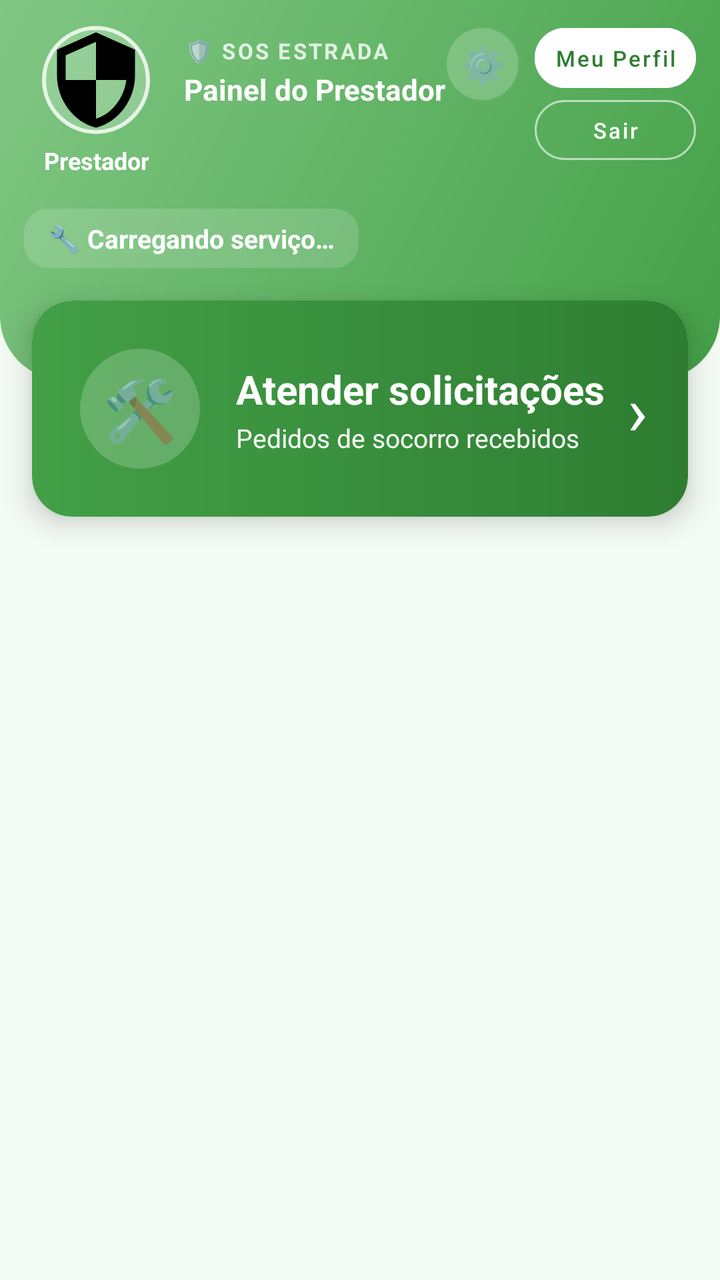
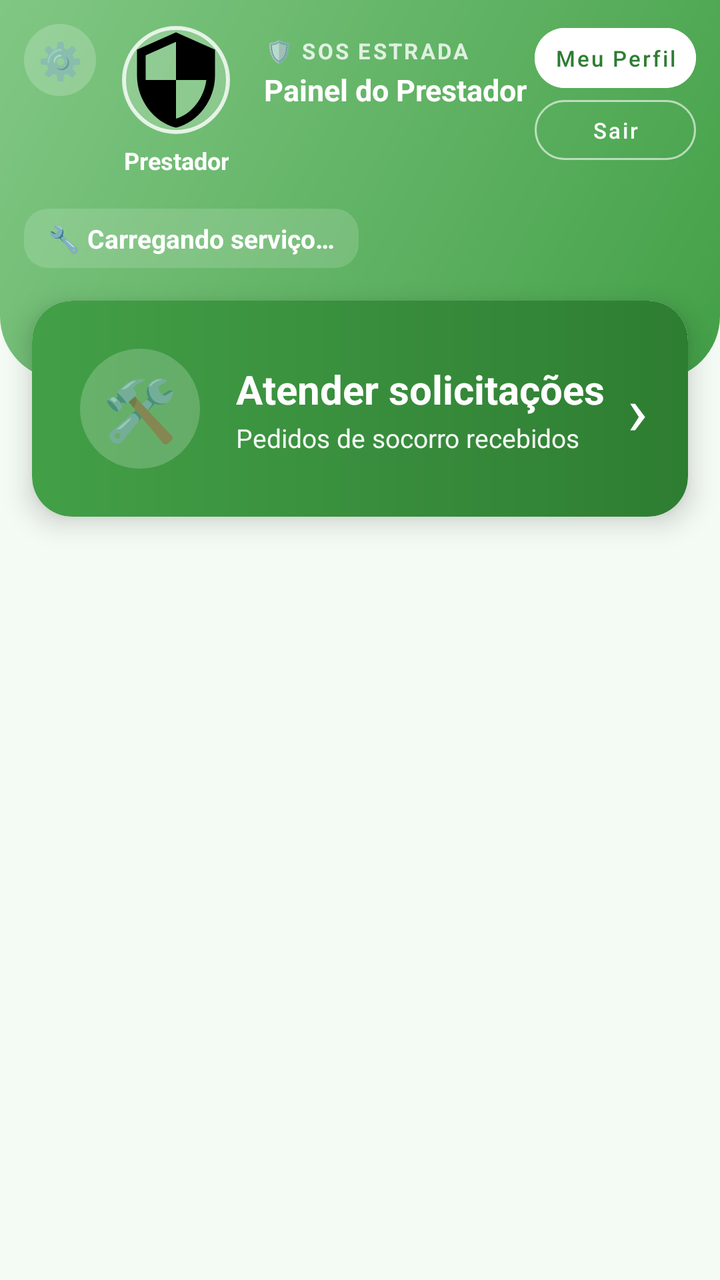

An Android layout rendered at two revisions. The XML below is the earlier revision; the diff shows what the commit changed to produce the second picture.
<!-- AndroidManifest.xml: application theme Theme.MaterialComponents.Light.NoActionBar -->
<!-- res/layout/activity_prestador_dashboard.xml -->
<?xml version="1.0" encoding="utf-8"?>
<ScrollView xmlns:android="http://schemas.android.com/apk/res/android"
    xmlns:app="http://schemas.android.com/apk/res-auto"
    xmlns:tools="http://schemas.android.com/tools"
    android:layout_width="match_parent"
    android:layout_height="match_parent"
    android:background="@color/prestador_fundo"
    android:fillViewport="true"
    android:fitsSystemWindows="true"
    tools:context=".PrestadorDashboardActivity">

    <LinearLayout
        android:layout_width="match_parent"
        android:layout_height="wrap_content"
        android:orientation="vertical">

        
        <LinearLayout
            android:layout_width="match_parent"
            android:layout_height="wrap_content"
            android:background="@drawable/bg_prestador_header"
            android:orientation="vertical"
            android:paddingStart="12dp"
            android:paddingTop="12dp"
            android:paddingEnd="12dp"
            android:paddingBottom="56dp">

            <LinearLayout
                android:layout_width="match_parent"
                android:layout_height="wrap_content"
                android:gravity="top"
                android:orientation="horizontal">

                
                <LinearLayout
                    android:layout_width="72dp"
                    android:layout_height="wrap_content"
                    android:gravity="center_horizontal"
                    android:orientation="vertical">

                    <com.google.android.material.imageview.ShapeableImageView
                        android:id="@+id/ivFotoPrestadorPainel"
                        android:layout_width="56dp"
                        android:layout_height="56dp"
                        android:background="#33FFFFFF"
                        android:padding="2dp"
                        android:scaleType="centerCrop"
                        android:src="@drawable/ic_admin"
                        app:shapeAppearanceOverlay="@style/AdminLogoCircular"
                        app:strokeColor="#CCFFFFFF"
                        app:strokeWidth="2dp" />

                    <TextView
                        android:id="@+id/tvNomePrestadorPainel"
                        android:layout_width="wrap_content"
                        android:layout_height="wrap_content"
                        android:layout_marginTop="4dp"
                        android:ellipsize="end"
                        android:gravity="center"
                        android:maxLines="1"
                        android:text="Prestador"
                        android:textColor="@android:color/white"
                        android:textSize="12sp"
                        android:textStyle="bold" />
                </LinearLayout>

                <LinearLayout
                    android:layout_width="0dp"
                    android:layout_height="wrap_content"
                    android:layout_marginStart="8dp"
                    android:layout_marginTop="6dp"
                    android:layout_weight="1"
                    android:orientation="vertical">

                    <TextView
                        android:layout_width="wrap_content"
                        android:layout_height="wrap_content"
                        android:letterSpacing="0.1"
                        android:text="🛡️ SOS ESTRADA"
                        android:textColor="#CCFFFFFF"
                        android:textSize="11sp"
                        android:textStyle="bold" />

                    <TextView
                        android:layout_width="match_parent"
                        android:layout_height="28dp"
                        android:layout_marginTop="2dp"
                        android:maxLines="1"
                        android:text="Painel do Prestador"
                        android:textColor="@android:color/white"
                        android:textStyle="bold"
                        app:autoSizeMaxTextSize="20sp"
                        app:autoSizeMinTextSize="13sp"
                        app:autoSizeTextType="uniform" />
                </LinearLayout>

                
                <TextView
                    android:id="@+id/btnConfiguracoesPrestador"
                    android:layout_width="36dp"
                    android:layout_height="36dp"
                    android:layout_marginTop="2dp"
                    android:layout_marginEnd="8dp"
                    android:background="@drawable/bg_admin_avatar"
                    android:backgroundTint="#33FFFFFF"
                    android:clickable="true"
                    android:contentDescription="Configurações"
                    android:focusable="true"
                    android:foreground="?attr/selectableItemBackgroundBorderless"
                    android:gravity="center"
                    android:text="⚙️"
                    android:textSize="18sp" />

                <LinearLayout
                    android:layout_width="wrap_content"
                    android:layout_height="wrap_content"
                    android:layout_marginTop="2dp"
                    android:orientation="vertical">

                    <com.google.android.material.button.MaterialButton
                        android:id="@+id/btnMeuPerfilPrestador"
                        style="@style/Widget.MaterialComponents.Button.UnelevatedButton"
                        android:layout_width="match_parent"
                        android:layout_height="30dp"
                        android:backgroundTint="@android:color/white"
                        android:insetTop="0dp"
                        android:insetBottom="0dp"
                        android:minWidth="0dp"
                        android:minHeight="0dp"
                        android:paddingStart="10dp"
                        android:paddingEnd="10dp"
                        android:text="Meu Perfil"
                        android:textAllCaps="false"
                        android:textColor="@color/prestador_verde_escuro"
                        android:textSize="11sp"
                        app:cornerRadius="15dp" />

                    <com.google.android.material.button.MaterialButton
                        android:id="@+id/btnVoltar"
                        style="@style/Widget.MaterialComponents.Button.OutlinedButton"
                        android:layout_width="match_parent"
                        android:layout_height="30dp"
                        android:layout_marginTop="6dp"
                        android:insetTop="0dp"
                        android:insetBottom="0dp"
                        android:minWidth="0dp"
                        android:minHeight="0dp"
                        android:paddingStart="10dp"
                        android:paddingEnd="10dp"
                        android:text="Sair"
                        android:textAllCaps="false"
                        android:textColor="@android:color/white"
                        android:textSize="11sp"
                        app:cornerRadius="15dp"
                        app:strokeColor="#99FFFFFF" />
                </LinearLayout>
            </LinearLayout>

            
            <TextView
                android:id="@+id/tvServicoPainel"
                android:layout_width="wrap_content"
                android:layout_height="wrap_content"
                android:layout_marginTop="16dp"
                android:background="@drawable/bg_admin_chip"
                android:backgroundTint="#26FFFFFF"
                android:paddingStart="12dp"
                android:paddingTop="6dp"
                android:paddingEnd="12dp"
                android:paddingBottom="6dp"
                android:text="🔧 Carregando serviço…"
                android:textColor="@android:color/white"
                android:textSize="13sp"
                android:textStyle="bold" />
        </LinearLayout>

        
        <com.google.android.material.card.MaterialCardView
            android:id="@+id/btnAtender"
            android:layout_width="match_parent"
            android:layout_height="wrap_content"
            android:layout_marginStart="16dp"
            android:layout_marginTop="-40dp"
            android:layout_marginEnd="16dp"
            android:clickable="true"
            android:focusable="true"
            app:cardCornerRadius="20dp"
            app:cardElevation="8dp">

            <LinearLayout
                android:layout_width="match_parent"
                android:layout_height="wrap_content"
                android:background="@drawable/bg_prestador_atender"
                android:gravity="center_vertical"
                android:orientation="horizontal"
                android:padding="20dp">

                
                <FrameLayout
                    android:layout_width="wrap_content"
                    android:layout_height="wrap_content">

                    <TextView
                        android:layout_width="60dp"
                        android:layout_height="60dp"
                        android:layout_margin="4dp"
                        android:background="@drawable/bg_admin_avatar"
                        android:backgroundTint="#33FFFFFF"
                        android:gravity="center"
                        android:text="🛠️"
                        android:textSize="30sp" />

                    <TextView
                        android:id="@+id/badgeAtender"
                        style="@style/BadgeNotificacao" />
                </FrameLayout>

                <LinearLayout
                    android:layout_width="0dp"
                    android:layout_height="wrap_content"
                    android:layout_marginStart="14dp"
                    android:layout_weight="1"
                    android:orientation="vertical">

                    <TextView
                        android:layout_width="wrap_content"
                        android:layout_height="wrap_content"
                        android:text="Atender solicitações"
                        android:textColor="@android:color/white"
                        android:textSize="20sp"
                        android:textStyle="bold" />

                    <TextView
                        android:layout_width="wrap_content"
                        android:layout_height="wrap_content"
                        android:layout_marginTop="2dp"
                        android:text="Pedidos de socorro recebidos"
                        android:textColor="#F2FFFFFF"
                        android:textSize="13sp" />
                </LinearLayout>

                <TextView
                    android:id="@+id/tvSetaAtender"
                    android:layout_width="wrap_content"
                    android:layout_height="wrap_content"
                    android:text="›"
                    android:textColor="@android:color/white"
                    android:textSize="34sp" />
            </LinearLayout>
        </com.google.android.material.card.MaterialCardView>

        
        <FrameLayout
            android:id="@+id/containerListaAtendimento"
            android:layout_width="match_parent"
            android:layout_height="wrap_content"
            android:paddingBottom="24dp"
            android:visibility="gone" />

    </LinearLayout>
</ScrollView>
<!-- resources referenced by this layout -->
<resources>
  <color name="prestador_fundo">#F4FAF4</color>
  <color name="prestador_verde_escuro">#2E7D32</color>
  <!-- drawable bg_admin_avatar (drawable) -->
  <?xml version="1.0" encoding="utf-8"?>
  <shape xmlns:android="http://schemas.android.com/apk/res/android" android:shape="oval">
      <solid android:color="#FFFFFF" />
  </shape>
  <!-- drawable bg_admin_chip (drawable) -->
  <?xml version="1.0" encoding="utf-8"?>
  <shape xmlns:android="http://schemas.android.com/apk/res/android" android:shape="rectangle">
      <solid android:color="#FFFFFF" />
      <corners android:radius="12dp" />
  </shape>
  <!-- drawable bg_prestador_atender (drawable) -->
  <?xml version="1.0" encoding="utf-8"?>
  <shape xmlns:android="http://schemas.android.com/apk/res/android" android:shape="rectangle">
      <gradient
          android:angle="0"
          android:startColor="@color/prestador_verde"
          android:endColor="@color/prestador_verde_escuro" />
      <corners android:radius="20dp" />
  </shape>
  <!-- drawable bg_prestador_header (drawable) -->
  <?xml version="1.0" encoding="utf-8"?>
  <shape xmlns:android="http://schemas.android.com/apk/res/android" android:shape="rectangle">
      <gradient
          android:angle="315"
          android:startColor="@color/prestador_verde_inicio"
          android:endColor="@color/prestador_verde" />
      <corners
          android:bottomLeftRadius="32dp"
          android:bottomRightRadius="32dp" />
  </shape>
  <!-- drawable ic_admin (drawable) -->
  <vector xmlns:android="http://schemas.android.com/apk/res/android"
      android:width="24dp"
      android:height="24dp"
      android:viewportWidth="24"
      android:viewportHeight="24">
      <path
          android:fillColor="#FF000000"
          android:pathData="M12,1L3,5v6c0,5.55 3.84,10.74 9,12 5.16,-1.26 9,-6.45 9,-12V5l-9,-4zM12,11.99h7c-0.53,4.12 -3.28,7.79 -7,8.94V12H5V6.3l7,-3.11v8.8z"/>
  </vector>
  <style name="AdminLogoCircular">
          <item name="cornerFamily">rounded</item>
          <item name="cornerSize">50%</item>
      </style>
  <style name="BadgeNotificacao">
          <item name="android:layout_width">wrap_content</item>
          <item name="android:layout_height">wrap_content</item>
          <item name="android:layout_gravity">top|end</item>
          <item name="android:minWidth">20dp</item>
          <item name="android:minHeight">20dp</item>
          <item name="android:gravity">center</item>
          <item name="android:paddingStart">5dp</item>
          <item name="android:paddingEnd">5dp</item>
          <item name="android:background">@drawable/bg_badge_notificacao</item>
          <item name="android:textColor">#FFFFFF</item>
          <item name="android:textSize">11sp</item>
          <item name="android:textStyle">bold</item>
          <item name="android:elevation">6dp</item>
          <item name="android:visibility">gone</item>
      </style>
  <color name="prestador_verde">#43A047</color>
  <color name="prestador_verde_inicio">#81C784</color>
  <!-- drawable bg_badge_notificacao (drawable) -->
  <?xml version="1.0" encoding="utf-8"?>
  <shape xmlns:android="http://schemas.android.com/apk/res/android"
      android:shape="rectangle">
      <solid android:color="#D32F2F" />
      <corners android:radius="10dp" />
      <stroke
          android:width="1.5dp"
          android:color="#FFFFFF" />
  </shape>
</resources>

<!-- the commit's change to res/layout/activity_prestador_dashboard.xml (unified diff, before → after) -->
@@ -30,6 +30,23 @@
                 android:layout_height="wrap_content"
                 android:gravity="top"
                 android:orientation="horizontal">
+
+                
+                <TextView
+                    android:id="@+id/btnConfiguracoesPrestador"
+                    android:layout_width="36dp"
+                    android:layout_height="36dp"
+                    android:layout_gravity="top"
+                    android:layout_marginEnd="4dp"
+                    android:background="@drawable/bg_admin_avatar"
+                    android:backgroundTint="#33FFFFFF"
+                    android:clickable="true"
+                    android:contentDescription="Configurações"
+                    android:focusable="true"
+                    android:foreground="?attr/selectableItemBackgroundBorderless"
+                    android:gravity="center"
+                    android:text="⚙️"
+                    android:textSize="18sp" />
 
                 
                 <LinearLayout
@@ -94,22 +111,6 @@
                         app:autoSizeTextType="uniform" />
                 </LinearLayout>
 
-                
-                <TextView
-                    android:id="@+id/btnConfiguracoesPrestador"
-                    android:layout_width="36dp"
-                    android:layout_height="36dp"
-                    android:layout_marginTop="2dp"
-                    android:layout_marginEnd="8dp"
-                    android:background="@drawable/bg_admin_avatar"
-                    android:backgroundTint="#33FFFFFF"
-                    android:clickable="true"
-                    android:contentDescription="Configurações"
-                    android:focusable="true"
-                    android:foreground="?attr/selectableItemBackgroundBorderless"
-                    android:gravity="center"
-                    android:text="⚙️"
-                    android:textSize="18sp" />
 
                 <LinearLayout
                     android:layout_width="wrap_content"
